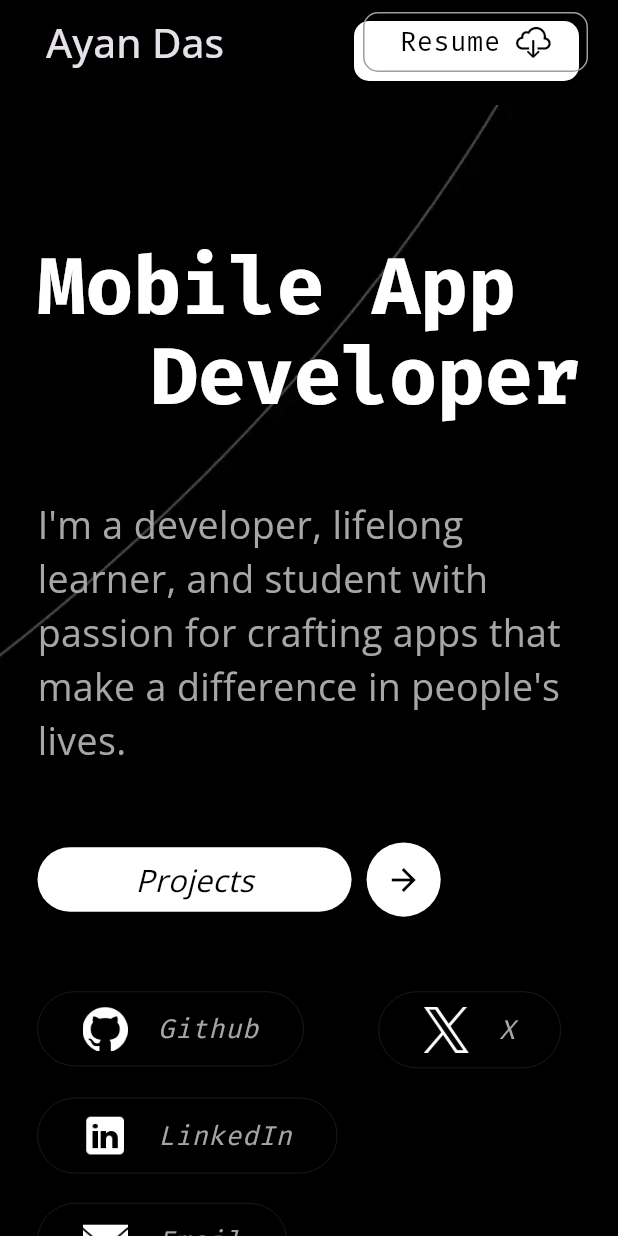
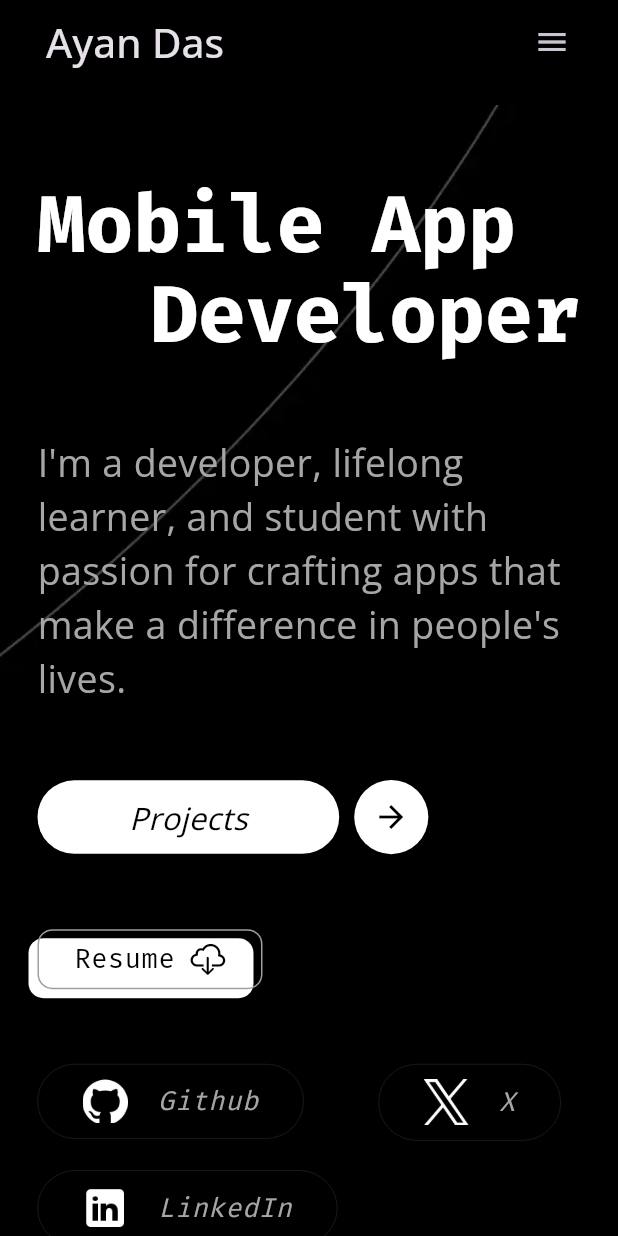
Before and after one commit to AyanDas-99/portfolio-v2, a Flutter app: the screen it shows after launch, on a phone screen of 412 x 824 dp. Run offline on Flutter 3.47's test engine with Material 3 defaults, Android fonts, the light colour scheme and no system bars; drawn by our look-alikes of flutter_animate; our stand-ins replace cloud_firestore, equatable, firebase_core, firebase_storage, flutter_widget_from_html_core, url_launcher_web and 1 more; missing offline and left inert: dart:ui_web; accounts and stored records are empty; statements that could not run were skipped.

Commit message:
fix: add resume download btn to different sections in mobile layout

```diff
--- a/lib/components/custom_appbar.dart
+++ b/lib/components/custom_appbar.dart
@@ -72,7 +72,15 @@ class _CustomAppbarState extends State<CustomAppbar> {
                   ),
               ],
             ),
-      actions: const [DownloadResumeBtn(),SizedBox(width: 20)],
+      actions: [
+        if(Responsive.isMobile(context))
+        IconButton(onPressed: (){
+          Scaffold.of(context).openDrawer();
+        }, icon: const Icon(Icons.menu))
+        else
+        const DownloadResumeBtn(),
+        const SizedBox(width: 20),
+      ],
     );
   }
 }
--- /dev/null
+++ b/lib/components/go_to_projects_btn.dart
@@ -0,0 +1,51 @@
+import 'package:flutter/material.dart';
+import 'dart:math' show min;
+
+import 'package:flutter_animate/flutter_animate.dart';
+
+class GoToProjectsBtn extends StatefulWidget {
+  const GoToProjectsBtn(
+      {super.key, required this.goToProjects, required this.size});
+  final VoidCallback goToProjects;
+  final Size size;
+
+  @override
+  State<GoToProjectsBtn> createState() => _GoToProjectsBtnState();
+}
+
+class _GoToProjectsBtnState extends State<GoToProjectsBtn> {
+  @override
+  Widget build(BuildContext context) {
+    return Row(
+      children: [
+        ElevatedButton(
+          style: const ButtonStyle(
+              backgroundColor: WidgetStatePropertyAll(Colors.white)),
+          onPressed: widget.goToProjects,
+          child: Padding(
+            padding: EdgeInsets.symmetric(
+              horizontal: widget.size.width * 0.09,
+              vertical: 10,
+            ),
+            child: Text(
+              'Projects',
+              style: Theme.of(context).textTheme.bodyMedium!.copyWith(
+                  color: Colors.black,
+                  fontStyle: FontStyle.italic,
+                  fontSize: min(widget.size.width * 0.05, 25)),
+            ),
+          ),
+        ),
+        const SizedBox(width: 10),
+        CircleAvatar(
+          radius: min(30, widget.size.width * 0.06),
+          backgroundColor: Colors.white,
+          child: IconButton(
+              color: Colors.black,
+              onPressed: widget.goToProjects,
+              icon: const Icon(Icons.arrow_forward)),
+        ).animate(onPlay: (controller) => controller.repeat(),).shakeX(hz: 2, amount: 5, delay: 1.seconds),
+      ],
+    );
+  }
+}
--- a/lib/contact_section/contact_section.dart
+++ b/lib/contact_section/contact_section.dart
@@ -1,5 +1,6 @@
 import 'package:flutter/material.dart';
 import 'package:flutter_animate/flutter_animate.dart';
+import 'package:portfolio_1/components/download_resume_button.dart';
 import 'package:portfolio_1/components/social_links.dart';
 import 'package:portfolio_1/home_page.dart';
 import 'package:portfolio_1/responsive/responsive.dart';
@@ -86,6 +87,10 @@ class ContactSection extends StatelessWidget {
             ),
             const SizedBox(height: 50),
             SocialLinks(size: size),
+            if (Responsive.isMobile(context)) ...const [
+              SizedBox(height: 30),
+              DownloadResumeBtn(),
+            ]
           ],
         ),
       )
--- a/lib/home_page.dart
+++ b/lib/home_page.dart
@@ -27,7 +27,7 @@ class HomePage extends StatefulWidget {
 }
 
 class _HomePageState extends State<HomePage> {
-  PageController controller = PageController();
+  late ScrollController controller;
 
   int tab = 0;
   late List<Map> tabs;
@@ -36,7 +36,7 @@ class _HomePageState extends State<HomePage> {
   @override
   void initState() {
     super.initState();
-
+    controller = ScrollController();
     controller.addListener(_onScroll);
   }
 
@@ -99,7 +99,6 @@ class _HomePageState extends State<HomePage> {
                 ),
                 const SizedBox(height: 100),
                 ...tabs.map((tab) => tab['screen']),
-                const SizedBox(height: 50),
               ],
             ),
           ),
--- a/lib/sections/hero_section.dart
+++ b/lib/sections/hero_section.dart
@@ -1,6 +1,8 @@
 import 'dart:math' show min;
 import 'package:flutter/material.dart';
 import 'package:flutter_animate/flutter_animate.dart';
+import 'package:portfolio_1/components/download_resume_button.dart';
+import 'package:portfolio_1/components/go_to_projects_btn.dart';
 import 'package:portfolio_1/components/social_links.dart';
 import 'package:portfolio_1/responsive/responsive.dart';
 
@@ -33,30 +35,8 @@ class HeroSection extends StatelessWidget {
                           .copyWith(fontSize: size.width * 0.08),
                     ),
                     const Spacer(),
-                    ElevatedButton(
-                      style: const ButtonStyle(
-                          backgroundColor:
-                              WidgetStatePropertyAll(Colors.white)),
-                      onPressed: goToProjects,
-                      child: Text(
-                        'Projects',
-                        style: Theme.of(context)
-                            .textTheme
-                            .bodyMedium!
-                            .copyWith(
-                                color: Colors.black,
-                                fontStyle: FontStyle.italic),
-                      ),
-                    ),
-                    const SizedBox(width: 10),
-                    CircleAvatar(
-                      radius: 30,
-                      backgroundColor: Colors.white,
-                      child: IconButton(
-                          color: Colors.black,
-                          onPressed: goToProjects,
-                          icon: const Icon(Icons.arrow_forward)),
-                    ),
+
+                    GoToProjectsBtn(goToProjects: goToProjects, size: size),
                   ],
                 ),
                 const SizedBox(height: 30),
@@ -84,6 +64,7 @@ class HeroSection extends StatelessWidget {
             )
           else
             Column(
+              crossAxisAlignment: CrossAxisAlignment.start,
               children: [
                 Row(
                   children: [
@@ -116,47 +97,20 @@ class HeroSection extends StatelessWidget {
                   style: Theme.of(context).textTheme.bodyMedium,
                 ),
                 const SizedBox(height: 50),
-                Row(
-                  children: [
-                    ElevatedButton(
-                      style: const ButtonStyle(
-                          backgroundColor:
-                              WidgetStatePropertyAll(Colors.white)),
-                      onPressed: goToProjects,
-                      child: Padding(
-                        padding: EdgeInsets.symmetric(
-                          horizontal: size.width * 0.1,
-                          vertical: 7,
-                        ),
-                        child: Text(
-                          'Projects',
-                          style: Theme.of(context)
-                              .textTheme
-                              .bodyMedium!
-                              .copyWith(
-                                  color: Colors.black,
-                                  fontStyle: FontStyle.italic,
-                                  fontSize: min(size.width * 0.05, 25)),
-                        ),
-                      ),
-                    ),
-                    const SizedBox(width: 10),
-                    CircleAvatar(
-                      radius: min(30, size.width * 0.06),
-                      backgroundColor: Colors.white,
-                      child: IconButton(
-                          color: Colors.black,
-                          onPressed: goToProjects,
-                          icon: const Icon(Icons.arrow_forward)),
-                    ),
-                  ],
-                ),
+                GoToProjectsBtn(goToProjects: goToProjects, size: size),
+
+                const SizedBox(height: 50),
+                if(Responsive.isMobile(context))
+                const DownloadResumeBtn(),
               ],
             ),
           const SizedBox(height: 50),
           SocialLinks(size: size)
         ],
       ),
-    ).animate().scaleY(delay: 1.seconds, duration: 1.seconds, curve: Curves.fastLinearToSlowEaseIn);
+    ).animate().scaleY(
+        delay: 1.seconds,
+        duration: 1.seconds,
+        curve: Curves.fastLinearToSlowEaseIn);
   }
 }
--- a/pubspec.yaml
+++ b/pubspec.yaml
@@ -44,6 +44,7 @@ dependencies:
   flutter_animate: ^4.5.0
   url_launcher_web: ^2.3.1
   firebase_storage: ^12.1.1
+  web_smooth_scroll: ^1.1.0
 
 
 dev_dependencies:
```
Also changed, not shown: lib/components/custom_drawer.dart (+11 -13 lines), lib/components/download_resume_button.dart (+6 -2 lines), pubspec.lock.
